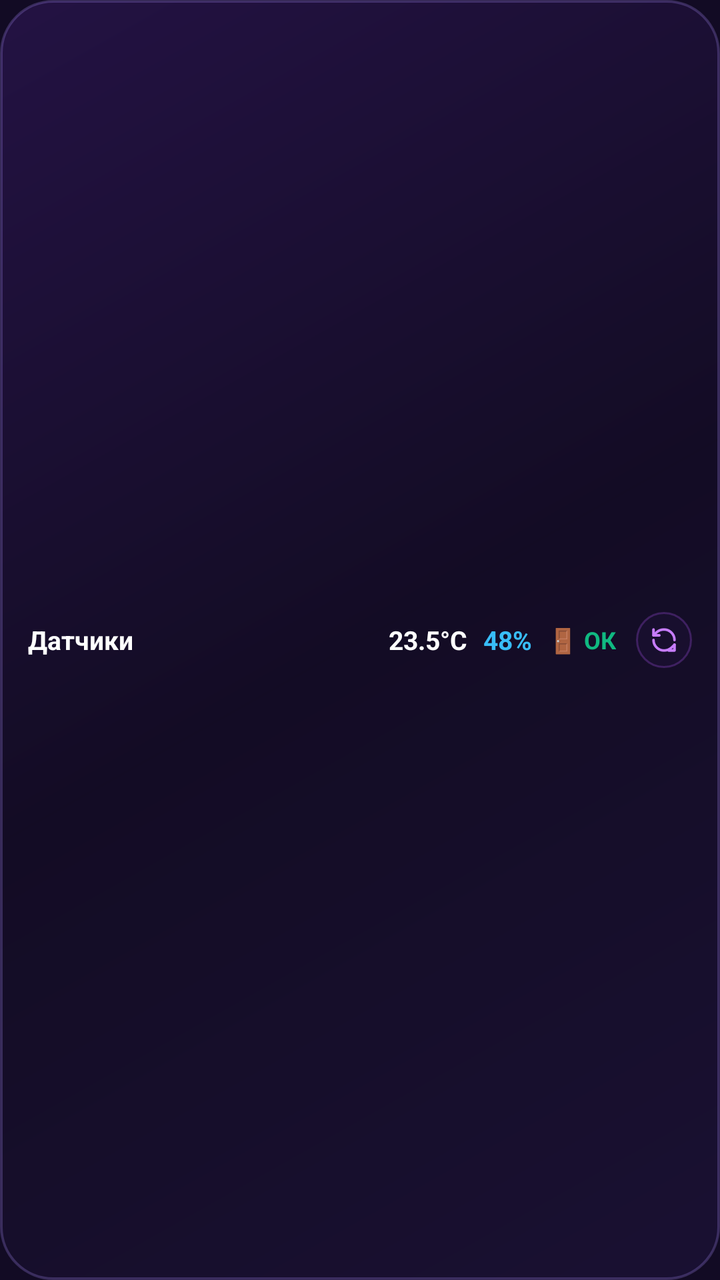
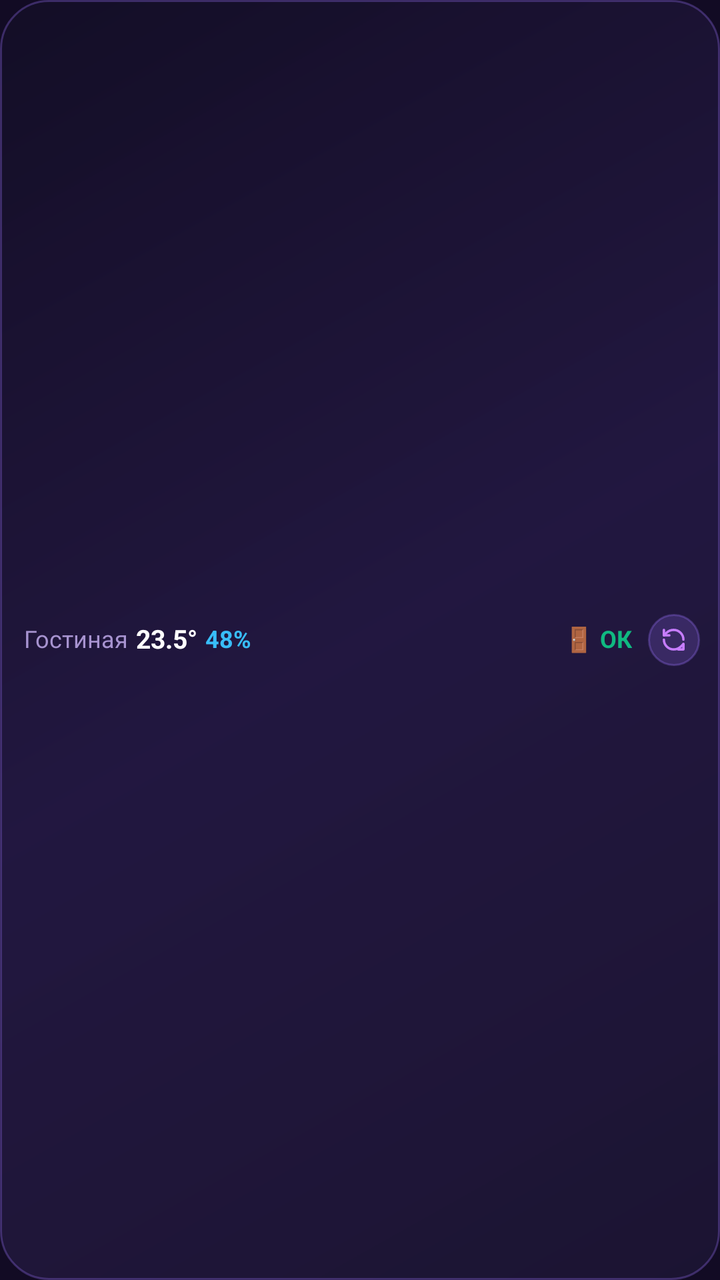

Two renders of the same Android screen: before a commit and after it. Below are the layout's source before the change and the commit's diff.
<!-- AndroidManifest.xml: application theme Theme.AliceHomeWidget -->
<!-- res/layout/widget_alice_bar_4x1.xml -->
<?xml version="1.0" encoding="utf-8"?>
<LinearLayout xmlns:android="http://schemas.android.com/apk/res/android"
    android:id="@+id/rootLayoutBar"
    android:layout_width="match_parent"
    android:layout_height="match_parent"
    android:background="@drawable/bg_alice_widget_glass"
    android:gravity="center_vertical"
    android:orientation="horizontal"
    android:paddingStart="14dp"
    android:paddingTop="6dp"
    android:paddingEnd="14dp"
    android:paddingBottom="6dp">

    
    <TextView
        android:id="@+id/tvBarHousehold"
        android:layout_width="0dp"
        android:layout_height="wrap_content"
        android:layout_weight="1"
        android:text="Датчики"
        android:textColor="@color/alice_text_white"
        android:textSize="13sp"
        android:textStyle="bold" />

    
    <TextView
        android:id="@+id/tvBarTemp"
        android:layout_width="wrap_content"
        android:layout_height="wrap_content"
        android:text="23.5°C"
        android:textColor="@color/alice_text_white"
        android:textSize="13sp"
        android:textStyle="bold" />

    
    <TextView
        android:id="@+id/tvBarHumidity"
        android:layout_width="wrap_content"
        android:layout_height="wrap_content"
        android:layout_marginStart="8dp"
        android:text="48%"
        android:textColor="@color/sensor_humidity_cyan"
        android:textSize="13sp"
        android:textStyle="bold" />

    
    <TextView
        android:id="@+id/tvBarDoor"
        android:layout_width="wrap_content"
        android:layout_height="wrap_content"
        android:layout_marginStart="8dp"
        android:text="🚪 ОК"
        android:textColor="@color/sensor_ok_green"
        android:textSize="12sp"
        android:textStyle="bold" />

    
    <FrameLayout
        android:id="@+id/btnBarRefresh"
        android:layout_width="28dp"
        android:layout_height="28dp"
        android:layout_marginStart="10dp"
        android:background="@drawable/bg_alice_btn_circle">

        <ImageView
            android:layout_width="14dp"
            android:layout_height="14dp"
            android:layout_gravity="center"
            android:contentDescription="Обновить"
            android:src="@drawable/ic_refresh" />
    </FrameLayout>

</LinearLayout>
<!-- resources referenced by this layout -->
<resources>
  <color name="alice_text_white">#FFFFFF</color>
  <color name="sensor_humidity_cyan">#38BDF8</color>
  <color name="sensor_ok_green">#10B981</color>
  <!-- drawable bg_alice_btn_circle (drawable) -->
  <?xml version="1.0" encoding="utf-8"?>
  <shape xmlns:android="http://schemas.android.com/apk/res/android"
      android:shape="oval">
      <solid android:color="#332A1A4E" />
      <stroke
          android:width="1dp"
          android:color="#4D9D4EDD" />
  </shape>
  <!-- drawable bg_alice_widget_glass (drawable) -->
  <?xml version="1.0" encoding="utf-8"?>
  <shape xmlns:android="http://schemas.android.com/apk/res/android"
      android:shape="rectangle">
      <gradient
          android:angle="135"
          android:startColor="#E61A1033"
          android:centerColor="#E6130B24"
          android:endColor="#E6251246"
          android:type="linear" />
      <corners android:radius="26dp" />
      <stroke
          android:width="1.2dp"
          android:color="#40A78BFA" />
  </shape>
  <!-- drawable ic_refresh (drawable) -->
  <vector xmlns:android="http://schemas.android.com/apk/res/android"
      android:width="24dp"
      android:height="24dp"
      android:viewportWidth="24"
      android:viewportHeight="24">
      <path
          android:strokeColor="#FFC77DFF"
          android:strokeWidth="2.2"
          android:strokeLineCap="round"
          android:strokeLineJoin="round"
          android:fillColor="#00000000"
          android:pathData="M21,12a9,9 0 0,0 -9,-9 9.75,9.75 0 0,0 -6.74,2.74L3,8" />
      <path
          android:strokeColor="#FFC77DFF"
          android:strokeWidth="2.2"
          android:strokeLineCap="round"
          android:strokeLineJoin="round"
          android:fillColor="#00000000"
          android:pathData="M3,3v5h5" />
      <path
          android:strokeColor="#FFC77DFF"
          android:strokeWidth="2.2"
          android:strokeLineCap="round"
          android:strokeLineJoin="round"
          android:fillColor="#00000000"
          android:pathData="M3,12a9,9 0 0,0 9,9 9.75,9.75 0 0,0 6.74,-2.74L21,16" />
      <path
          android:strokeColor="#FFC77DFF"
          android:strokeWidth="2.2"
          android:strokeLineCap="round"
          android:strokeLineJoin="round"
          android:fillColor="#00000000"
          android:pathData="M16,21h5v-5" />
  </vector>
  <style name="Theme.AliceHomeWidget" parent="Theme.Material3.Dark.NoActionBar">
          <item name="colorPrimary">@color/alice_neon_purple</item>
          <item name="colorOnPrimary">@color/white</item>
          <item name="colorSecondary">@color/alice_primary_purple</item>
          <item name="android:statusBarColor">@color/alice_purple_dark</item>
          <item name="android:navigationBarColor">@color/alice_purple_dark</item>
          <item name="android:windowBackground">@color/alice_purple_dark</item>
      </style>
  <color name="alice_neon_purple">#9D4EDD</color>
  <color name="white">#FFFFFFFF</color>
  <color name="alice_primary_purple">#7B2CBF</color>
  <color name="alice_purple_dark">#120B24</color>
</resources>

<!-- the commit's change to res/layout/widget_alice_bar_4x1.xml (unified diff, before → after) -->
@@ -3,68 +3,138 @@
     android:id="@+id/rootLayoutBar"
     android:layout_width="match_parent"
     android:layout_height="match_parent"
-    android:background="@drawable/bg_alice_widget_glass"
+    android:background="@drawable/bg_skin_alice"
     android:gravity="center_vertical"
     android:orientation="horizontal"
-    android:paddingStart="14dp"
-    android:paddingTop="6dp"
-    android:paddingEnd="14dp"
-    android:paddingBottom="6dp">
+    android:paddingStart="12dp"
+    android:paddingTop="4dp"
+    android:paddingEnd="10dp"
+    android:paddingBottom="4dp">
 
     
-    <TextView
-        android:id="@+id/tvBarHousehold"
+    <LinearLayout
+        android:id="@+id/layoutBarSlot1"
         android:layout_width="0dp"
         android:layout_height="wrap_content"
         android:layout_weight="1"
-        android:text="Датчики"
-        android:textColor="@color/alice_text_white"
-        android:textSize="13sp"
-        android:textStyle="bold" />
+        android:gravity="center_vertical"
+        android:orientation="horizontal">
+
+        <TextView
+            android:id="@+id/tvBarHousehold"
+            android:layout_width="wrap_content"
+            android:layout_height="wrap_content"
+            android:ellipsize="end"
+            android:includeFontPadding="false"
+            android:maxLines="1"
+            android:text="Гостиная"
+            android:textColor="@color/alice_text_muted"
+            android:textSize="12sp" />
+
+        <TextView
+            android:id="@+id/tvBarTemp"
+            android:layout_width="wrap_content"
+            android:layout_height="wrap_content"
+            android:layout_marginStart="4dp"
+            android:includeFontPadding="false"
+            android:maxLines="1"
+            android:text="23.5°"
+            android:textColor="@color/alice_text_white"
+            android:textSize="13sp"
+            android:textStyle="bold" />
+
+        <TextView
+            android:id="@+id/tvBarHumidity"
+            android:layout_width="wrap_content"
+            android:layout_height="wrap_content"
+            android:layout_marginStart="4dp"
+            android:includeFontPadding="false"
+            android:maxLines="1"
+            android:text="48%"
+            android:textColor="@color/sensor_humidity_cyan"
+            android:textSize="12sp"
+            android:textStyle="bold" />
+    </LinearLayout>
 
     
-    <TextView
-        android:id="@+id/tvBarTemp"
-        android:layout_width="wrap_content"
+    <LinearLayout
+        android:id="@+id/layoutBarSlot2"
+        android:layout_width="0dp"
         android:layout_height="wrap_content"
-        android:text="23.5°C"
-        android:textColor="@color/alice_text_white"
-        android:textSize="13sp"
-        android:textStyle="bold" />
+        android:layout_marginStart="8dp"
+        android:layout_weight="1"
+        android:gravity="center_vertical"
+        android:orientation="horizontal"
+        android:visibility="gone">
+
+        <TextView
+            android:id="@+id/tvBarSlot2Room"
+            android:layout_width="wrap_content"
+            android:layout_height="wrap_content"
+            android:ellipsize="end"
+            android:includeFontPadding="false"
+            android:maxLines="1"
+            android:text="Спальня"
+            android:textColor="@color/alice_text_muted"
+            android:textSize="12sp" />
+
+        <TextView
+            android:id="@+id/tvBarSlot2Value"
+            android:layout_width="wrap_content"
+            android:layout_height="wrap_content"
+            android:layout_marginStart="4dp"
+            android:includeFontPadding="false"
+            android:maxLines="1"
+            android:text="21.0°"
+            android:textColor="@color/alice_text_white"
+            android:textSize="13sp"
+            android:textStyle="bold" />
+    </LinearLayout>
 
     
-    <TextView
-        android:id="@+id/tvBarHumidity"
+    <LinearLayout
+        android:id="@+id/layoutBarSlot3"
         android:layout_width="wrap_content"
         android:layout_height="wrap_content"
         android:layout_marginStart="8dp"
-        android:text="48%"
-        android:textColor="@color/sensor_humidity_cyan"
-        android:textSize="13sp"
-        android:textStyle="bold" />
+        android:gravity="center_vertical"
+        android:orientation="horizontal">
 
-    
-    <TextView
-        android:id="@+id/tvBarDoor"
-        android:layout_width="wrap_content"
-        android:layout_height="wrap_content"
-        android:layout_marginStart="8dp"
-        android:text="🚪 ОК"
-        android:textColor="@color/sensor_ok_green"
-        android:textSize="12sp"
-        android:textStyle="bold" />
+        <TextView
+            android:id="@+id/tvBarSlot3Room"
+            android:layout_width="wrap_content"
+            android:layout_height="wrap_content"
+            android:ellipsize="end"
+            android:includeFontPadding="false"
+            android:maxLines="1"
+            android:text=""
+            android:textColor="@color/alice_text_muted"
+            android:textSize="12sp"
+            android:visibility="gone" />
+
+        <TextView
+            android:id="@+id/tvBarDoor"
+            android:layout_width="wrap_content"
+            android:layout_height="wrap_content"
+            android:includeFontPadding="false"
+            android:maxLines="1"
+            android:text="🚪 ОК"
+            android:textColor="@color/sensor_ok_green"
+            android:textSize="12sp"
+            android:textStyle="bold" />
+    </LinearLayout>
 
     
     <FrameLayout
         android:id="@+id/btnBarRefresh"
-        android:layout_width="28dp"
-        android:layout_height="28dp"
-        android:layout_marginStart="10dp"
-        android:background="@drawable/bg_alice_btn_circle">
+        android:layout_width="26dp"
+        android:layout_height="26dp"
+        android:layout_marginStart="8dp"
+        android:background="@drawable/bg_btn_alice">
 
         <ImageView
-            android:layout_width="14dp"
-            android:layout_height="14dp"
+            android:layout_width="13dp"
+            android:layout_height="13dp"
             android:layout_gravity="center"
             android:contentDescription="Обновить"
             android:src="@drawable/ic_refresh" />
<!-- resource entries referenced after the edit -->
@@ -1,31 +1,32 @@
 <!-- resources referenced by this layout -->
 <resources>
+  <color name="alice_text_muted">#A793D0</color>
   <color name="alice_text_white">#FFFFFF</color>
   <color name="sensor_humidity_cyan">#38BDF8</color>
   <color name="sensor_ok_green">#10B981</color>
-  <!-- drawable bg_alice_btn_circle (drawable) -->
+  <!-- drawable bg_btn_alice (drawable) -->
   <?xml version="1.0" encoding="utf-8"?>
   <shape xmlns:android="http://schemas.android.com/apk/res/android"
       android:shape="oval">
-      <solid android:color="#332A1A4E" />
+      <solid android:color="#339D74FF" />
       <stroke
           android:width="1dp"
-          android:color="#4D9D4EDD" />
+          android:color="#4D9D74FF" />
   </shape>
-  <!-- drawable bg_alice_widget_glass (drawable) -->
+  <!-- drawable bg_skin_alice (drawable) -->
   <?xml version="1.0" encoding="utf-8"?>
   <shape xmlns:android="http://schemas.android.com/apk/res/android"
       android:shape="rectangle">
+      <corners android:radius="24dp" />
       <gradient
           android:angle="135"
-          android:startColor="#E61A1033"
-          android:centerColor="#E6130B24"
-          android:endColor="#E6251246"
+          android:startColor="#E61C1433"
+          android:centerColor="#D9241944"
+          android:endColor="#E6130D26"
           android:type="linear" />
-      <corners android:radius="26dp" />
       <stroke
-          android:width="1.2dp"
-          android:color="#40A78BFA" />
+          android:width="1dp"
+          android:color="#4D9D74FF" />
   </shape>
   <!-- drawable ic_refresh (drawable) -->
   <vector xmlns:android="http://schemas.android.com/apk/res/android"
